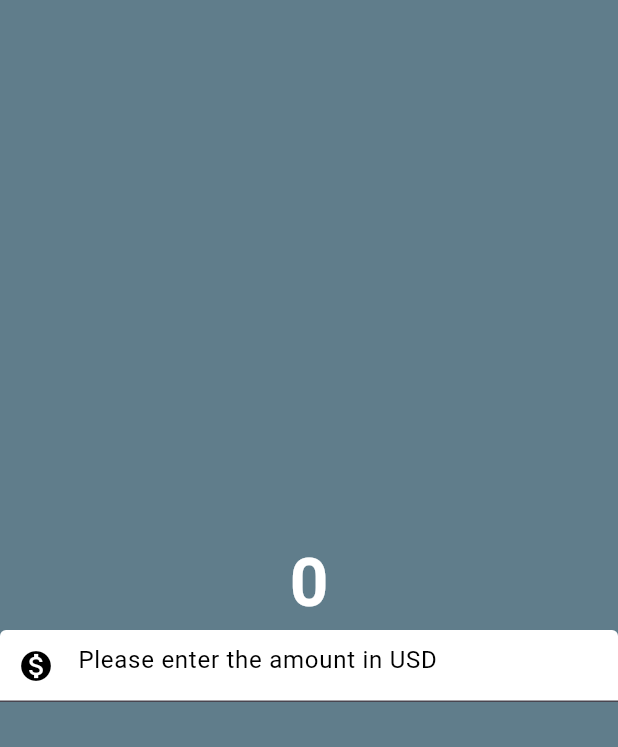
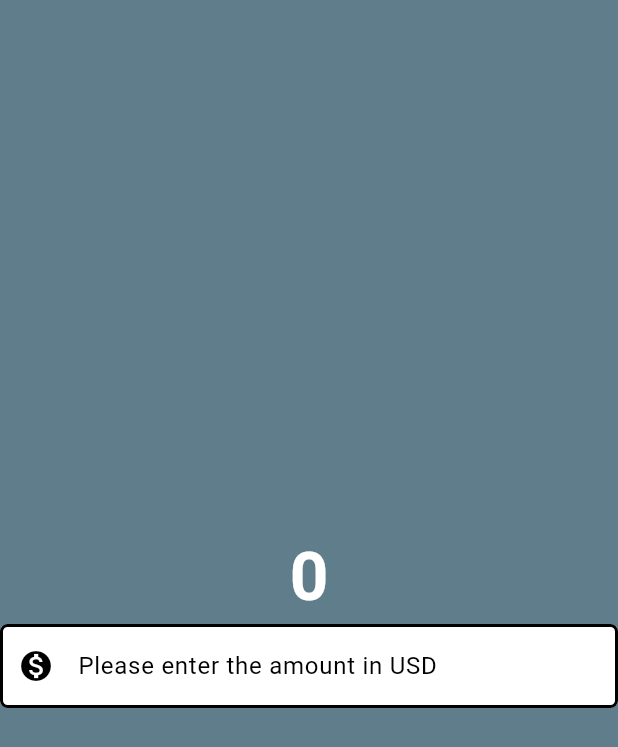
Before and after one commit to Bolutife-6978/CurrencyConverter, a Flutter app: the screen it shows after launch, on a phone screen of 412 x 824 dp. Shown: the top 747 px of the screen. Run offline on Flutter 3.47's test engine with Material 3 defaults, Android fonts, the phone set to English and light mode, and no system bars.

```diff
--- a/lib/pages/currency_converter_material_page.dart
+++ b/lib/pages/currency_converter_material_page.dart
@@ -4,6 +4,14 @@ class CurrencyConverterMaterialPage extends StatelessWidget {
   const CurrencyConverterMaterialPage({super.key});
   @override
   Widget build(BuildContext context) {
+    final border = OutlineInputBorder(
+      borderSide: const BorderSide(
+        width: 2.0,
+        style: BorderStyle.solid,
+      ),
+      borderRadius: BorderRadius.circular(5),
+    );
+
     return Scaffold(
       backgroundColor: Colors.blueGrey,
       body: Center(
@@ -32,12 +40,8 @@ class CurrencyConverterMaterialPage extends StatelessWidget {
                 prefixIconColor: Colors.black,
                 filled: true,
                 fillColor: Colors.white,
-                focusedBorder: OutlineInputBorder(
-                    borderSide: const BorderSide(
-                      width: 2.0,
-                      style: BorderStyle.solid,
-                    ),
-                    borderRadius: BorderRadius.circular(60)),
+                focusedBorder: border,
+                enabledBorder: border,
               ),
             )
           ],
```
